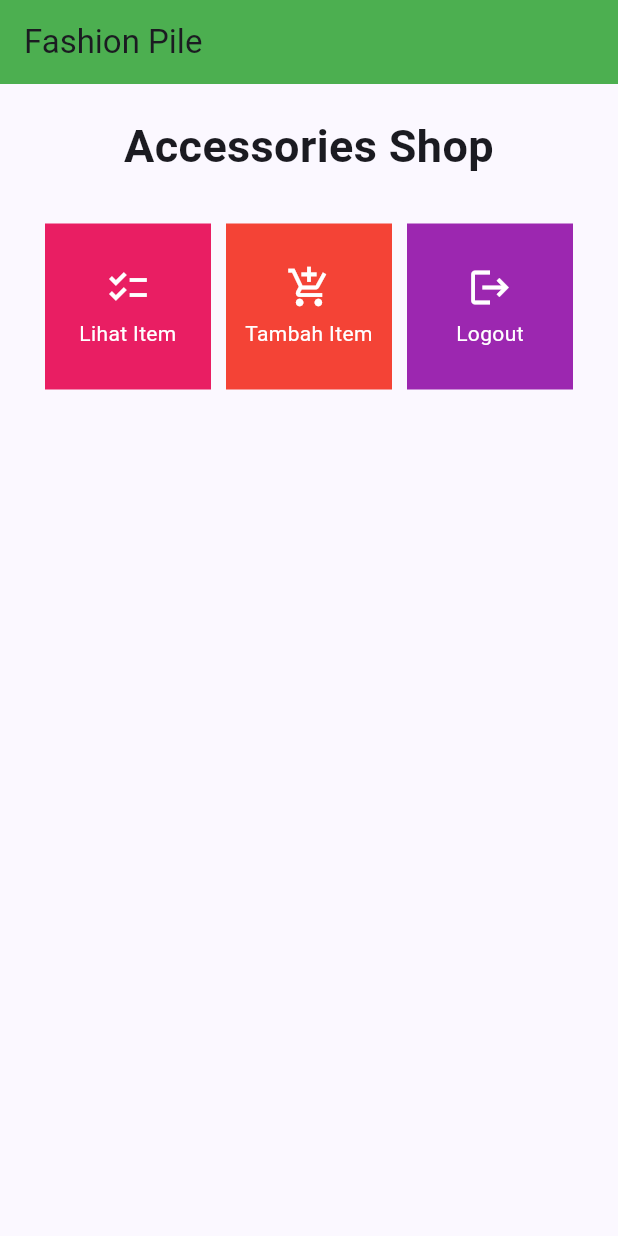
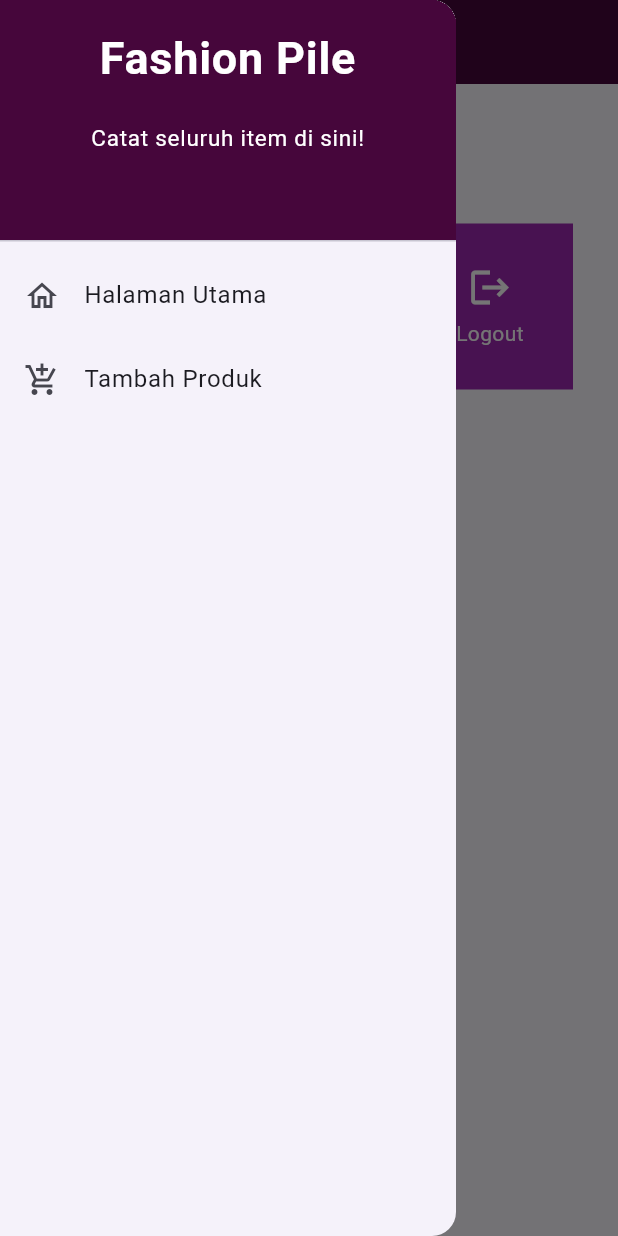
Before and after one commit to EllishaNatasha/fashion_pile, a Flutter app: the screen it shows after launch, with the side drawer open (before the commit the screen has no drawer), on a phone screen of 412 x 824 dp. Run offline on Flutter 3.47's test engine with Material 2 defaults, Android fonts, the light colour scheme and no system bars.

Commit message:
selesai tugas 8

```diff
--- a/lib/main.dart
+++ b/lib/main.dart
@@ -1,5 +1,5 @@
 import 'package:flutter/material.dart';
-import 'package:fashion_pile/menu.dart';
+import 'package:fashion_pile/screens/menu.dart';
 
 void main() {
   runApp(const MyApp());
--- a/lib/menu.dart
+++ /dev/null
@@ -1,114 +0,0 @@
-import 'package:flutter/material.dart';
-
-
-
-
-class MyHomePage extends StatelessWidget {
-  MyHomePage({Key? key}) : super(key: key);
-  final List<ShopItem> items = [
-    ShopItem("Lihat Item", Icons.checklist, Colors.pink),
-    ShopItem("Tambah Item", Icons.add_shopping_cart, Colors.red),
-    ShopItem("Logout", Icons.logout, Colors.purple),
-];
-
-  @override
-    Widget build(BuildContext context) {
-        return Scaffold(
-      appBar: AppBar(
-        title: const Text(
-          'Fashion Pile',
-        ),
-        backgroundColor:Colors.green ,
-      ),
-      body: SingleChildScrollView(
-        // Widget wrapper yang dapat discroll
-        child: Padding(
-          padding: const EdgeInsets.all(10.0), // Set padding dari halaman
-          child: Column(
-            // Widget untuk menampilkan children secara vertikal
-            children: <Widget>[
-              const Padding(
-                padding: EdgeInsets.only(top: 10.0, bottom: 10.0),
-                // Widget Text untuk menampilkan tulisan dengan alignment center dan style yang sesuai
-                child: Text(
-                  'Accessories Shop', // Text yang menandakan toko
-                  textAlign: TextAlign.center,
-                  style: TextStyle(
-                    fontSize: 30,
-                    fontWeight: FontWeight.bold,
-                  ),
-                ),
-              ),
-              // Grid layout
-              GridView.count(
-                // Container pada card kita.
-                primary: true,
-                padding: const EdgeInsets.all(20),
-                crossAxisSpacing: 10,
-                mainAxisSpacing: 10,
-                crossAxisCount: 3,
-                shrinkWrap: true,
-                children: items.map((ShopItem item) {
-                  // Iterasi untuk setiap item
-                  return ShopCard(item);
-                }).toList(),
-              ),
-            ],
-          ),
-        ),
-      ),
-    );
-    }
-}
-class ShopCard extends StatelessWidget {
-  final ShopItem item;
-
-  const ShopCard(this.item, {super.key}); // Constructor
-
-  @override
-  Widget build(BuildContext context) {
-    return Material(
-      color: item.color,
-      child: InkWell(
-        // Area responsive terhadap sentuhan
-        onTap: () {
-          // Memunculkan SnackBar ketika diklik
-          ScaffoldMessenger.of(context)
-            ..hideCurrentSnackBar()
-            ..showSnackBar(SnackBar(
-                content: Text("Kamu telah menekan tombol ${item.name}!")));
-        },
-        child: Container(
-          // Container untuk menyimpan Icon dan Text
-          padding: const EdgeInsets.all(8),
-          child: Center(
-            child: Column(
-              mainAxisAlignment: MainAxisAlignment.center,
-              children: [
-                Icon(
-                  item.icon,
-                  color: Colors.white,
-                  size: 30.0,
-                ),
-                const Padding(padding: EdgeInsets.all(3)),
-                Text(
-                  item.name,
-                  textAlign: TextAlign.center,
-                  style: const TextStyle(color: Colors.white),
-                ),
-              ],
-            ),
-          ),
-        ),
-      ),
-    );
-  }
-}
-
-class ShopItem {
-  final String name;
-  final IconData icon;
-  final MaterialColor color;
-
-  ShopItem(this.name, this.icon, this.color);
-}
--- /dev/null
+++ b/lib/screens/item_display.dart
@@ -0,0 +1,73 @@
+import 'package:flutter/material.dart';
+import 'package:fashion_pile/widgets/left_drawer.dart';
+import 'package:fashion_pile/widgets/item_list.dart';
+
+class ItemListPage extends StatelessWidget {
+  ItemListPage({super.key});
+
+  final List<Item> dummy = [
+    Item(
+      'Sunglasses',
+      10,
+      'This is the description for item 1.',
+    ),
+    Item(
+      'Belt',
+      20,
+      'This is the description for item 2',
+    ),
+    Item(
+      'Necklace',
+      30,
+      'This is the description for item 3.',
+    ),
+  ];
+
+  @override
+  Widget build(BuildContext context) {
+    return Scaffold(
+      appBar: AppBar(
+        title: const Text(
+          'Fashion Pile',
+          style: TextStyle(
+            color:  Color.fromARGB(255, 70, 6, 59),
+            fontSize: 20,
+            fontWeight: FontWeight.bold,
+          ),
+        ),
+        backgroundColor: Colors.white,
+      ),
+      drawer: const LeftDrawer(),
+      body: Padding(
+        padding: const EdgeInsets.all(10.0),
+        child: Column(
+          children: <Widget>[
+            const Padding(
+              padding: EdgeInsets.only(top: 10.0, bottom: 10.0),
+              child: Text(
+                'Items',
+                textAlign: TextAlign.center,
+                style: TextStyle(
+                  fontSize: 30,
+                  fontWeight: FontWeight.bold,
+                ),
+              ),
+            ),
+            Padding(
+              padding: const EdgeInsets.symmetric(horizontal: 20.0),
+              child: ListView(
+                shrinkWrap: true,
+                children: dummy.map((Item item) {
+                  return Padding(
+                    padding: const EdgeInsets.symmetric(vertical: 10.0),
+                    child: ItemCard(item),
+                  );
+                }).toList(),
+              ),
+            ),
+          ],
+        ),
+      ),
+    );
+  }
+}
--- /dev/null
+++ b/lib/screens/menu.dart
@@ -0,0 +1,65 @@
+import 'package:flutter/material.dart';
+import 'package:fashion_pile/widgets/left_drawer.dart';
+import 'package:fashion_pile/screens/itemlist_form.dart';
+import 'package:fashion_pile/widgets/item_card.dart';
+
+class MyHomePage extends StatelessWidget {
+  MyHomePage({Key? key}) : super(key: key);
+  final List<Item> items = [
+    Item("Lihat Item", Icons.checklist, Colors.pink),
+    Item("Tambah Item", Icons.add_shopping_cart, Colors.red),
+    Item("Logout", Icons.logout, Colors.purple),
+  ];
+
+  @override
+  Widget build(BuildContext context) {
+    return Scaffold(
+      appBar: AppBar(
+        title: const Text(
+          'Fashion Pile',
+        ),
+        backgroundColor: const Color.fromARGB(255, 70, 6, 59),
+        foregroundColor: Colors.white,
+      ),
+      // Memasukkan drawer sebagai parameter nilai drawer dari widget Scaffold
+      drawer: const LeftDrawer(),
+      body: SingleChildScrollView(
+        // Widget wrapper yang dapat discroll
+        child: Padding(
+          padding: const EdgeInsets.all(10.0), // Set padding dari halaman
+          child: Column(
+            // Widget untuk menampilkan children secara vertikal
+            children: <Widget>[
+              const Padding(
+                padding: EdgeInsets.only(top: 10.0, bottom: 10.0),
+                // Widget Text untuk menampilkan tulisan dengan alignment center dan style yang sesuai
+                child: Text(
+                  'Accessories', // Text yang menandakan toko
+                  textAlign: TextAlign.center,
+                  style: TextStyle(
+                    fontSize: 30,
+                    fontWeight: FontWeight.bold,
+                  ),
+                ),
+              ),
+              // Grid layout
+              GridView.count(
+                // Container pada card kita.
+                primary: true,
+                padding: const EdgeInsets.all(20),
+                crossAxisSpacing: 10,
+                mainAxisSpacing: 10,
+                crossAxisCount: 3,
+                shrinkWrap: true,
+                children: items.map((Item item) {
+                  // Iterasi untuk setiap item
+                  return ItemCard(item);
+                }).toList(),
+              ),
+            ],
+          ),
+        ),
+      ),
+    );
+  }
+}
--- /dev/null
+++ b/lib/widgets/item_card.dart
@@ -0,0 +1,67 @@
+import 'package:flutter/material.dart';
+import 'package:fashion_pile/screens/itemlist_form.dart';
+import 'package:fashion_pile/screens/item_display.dart';
+
+class Item {
+  final String name;
+  final IconData icon;
+  final MaterialColor color;
+
+  Item(this.name, this.icon, this.color);
+}
+
+class ItemCard extends StatelessWidget {
+  final Item item;
+
+  const ItemCard(this.item, {super.key}); // Constructor
+
+  @override
+  Widget build(BuildContext context) {
+    return Material(
+      color: item.color,
+      child: InkWell(
+        // Area responsive terhadap sentuhan
+        onTap: () {
+          // Memunculkan SnackBar ketika diklik
+          ScaffoldMessenger.of(context)
+            ..hideCurrentSnackBar()
+            ..showSnackBar(SnackBar(
+                content: Text("Kamu telah menekan tombol ${item.name}!")));
+
+          // Navigate ke route yang sesuai (tergantung jenis tombol)
+          if (item.name == "Tambah Item") {
+            Navigator.push(context,
+                MaterialPageRoute(builder: (context) => const ItemFormPage()));
+          }
+
+          if(item.name == 'Lihat Item'){
+            Navigator.push(context,
+                MaterialPageRoute(builder: (context) => ItemListPage()));
+          }
+        },
+        child: Container(
+          // Container untuk menyimpan Icon dan Text
+          padding: const EdgeInsets.all(8),
+          child: Center(
+            child: Column(
+              mainAxisAlignment: MainAxisAlignment.center,
+              children: [
+                Icon(
+                  item.icon,
+                  color: Colors.white,
+                  size: 30.0,
+                ),
+                const Padding(padding: EdgeInsets.all(3)),
+                Text(
+                  item.name,
+                  textAlign: TextAlign.center,
+                  style: const TextStyle(color: Colors.white),
+                ),
+              ],
+            ),
+          ),
+        ),
+      ),
+    );
+  }
+}
--- /dev/null
+++ b/lib/widgets/item_list.dart
@@ -0,0 +1,53 @@
+import 'package:flutter/material.dart';
+import 'package:fashion_pile/widgets/left_drawer.dart';
+
+class Item {
+  final String name;
+  final int amount;
+  final String description;
+
+  Item(this.name, this.amount, this.description);
+}
+
+class ItemCard extends StatelessWidget {
+  final Item item;
+
+  const ItemCard(this.item, {super.key}); // Constructor
+
+  @override
+  Widget build(BuildContext context) {
+    return Material(
+      color: Colors.pink,
+
+        child: Container(
+          padding: const EdgeInsets.all(8),
+          child: Center(
+            child: Column(
+              mainAxisAlignment: MainAxisAlignment.center,
+              children: [
+                const Padding(padding: EdgeInsets.all(3)),
+                Text(
+                  item.name,
+                  textAlign: TextAlign.center,
+                  style: const TextStyle(color: Colors.white),
+                ),
+
+                const Padding(padding: EdgeInsets.all(5)),
+                Text(
+                  'Amount: ${item.amount.toString()}',
+                  style: const TextStyle(color: Colors.white, fontSize: 12),
+                ),
+
+                const Padding(padding: EdgeInsets.all(1)),
+                Text(
+                  item.description,
+                  style: const TextStyle(color: Colors.white, fontSize: 12),
+                  overflow: TextOverflow.ellipsis,
+                ),
+              ],
+            ),
+          ),
+       )
+    );
+  }
+}
--- /dev/null
+++ b/lib/widgets/left_drawer.dart
@@ -0,0 +1,70 @@
+import 'package:flutter/material.dart';
+import 'package:fashion_pile/screens/menu.dart';
+import 'package:fashion_pile/screens/itemlist_form.dart';
+
+class LeftDrawer extends StatelessWidget {
+  const LeftDrawer({super.key});
+
+  @override
+  Widget build(BuildContext context) {
+    return Drawer(
+      child: ListView(
+        children: [
+          const DrawerHeader(
+            // Bagian drawer header
+            decoration: BoxDecoration(
+              color: Color.fromARGB(255, 70, 6, 59)
+            ),
+            child: Column(
+              children: [
+                Text(
+                  'Fashion Pile',
+                  textAlign: TextAlign.center,
+                  style: TextStyle(
+                    fontSize: 30,
+                    fontWeight: FontWeight.bold,
+                    color: Colors.white,
+                  ),
+                ),
+                Padding(padding: EdgeInsets.all(10)),
+                Text("Catat seluruh item di sini!",
+                    textAlign: TextAlign.center,
+                    style: TextStyle(
+                      fontSize: 15,
+                      fontWeight: FontWeight.normal,
+                      color: Colors.white,
+                    ),
+                    ),
+              ],
+            ),
+          ),
+          // Bagian routing
+          ListTile(
+            leading: const Icon(Icons.home_outlined),
+            title: const Text('Halaman Utama'),
+            // Bagian redirection ke MyHomePage
+            onTap: () {
+              Navigator.pushReplacement(
+                  context,
+                  MaterialPageRoute(
+                    builder: (context) => MyHomePage(),
+                  ));
+            },
+          ),
+          ListTile(
+            leading: const Icon(Icons.add_shopping_cart),
+            title: const Text('Tambah Produk'),
+            // Bagian redirection ke ItemFormPage
+            onTap: () {
+              Navigator.pushReplacement(
+                  context,
+                  MaterialPageRoute(
+                    builder: (context) => ItemFormPage(),
+                  ));
+            },
+          ),
+        ],
+      ),
+    );
+  }
+}
```
Also changed, not shown: lib/screens/itemlist_form.dart (added, +167 -0 lines), 1 other file.
